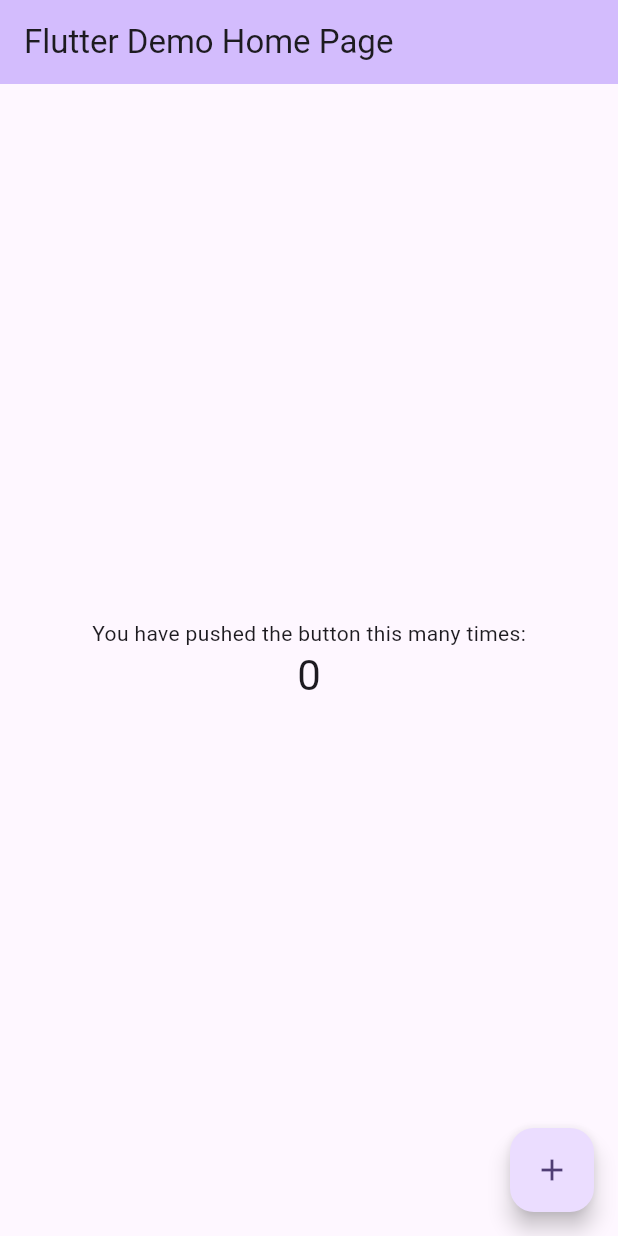
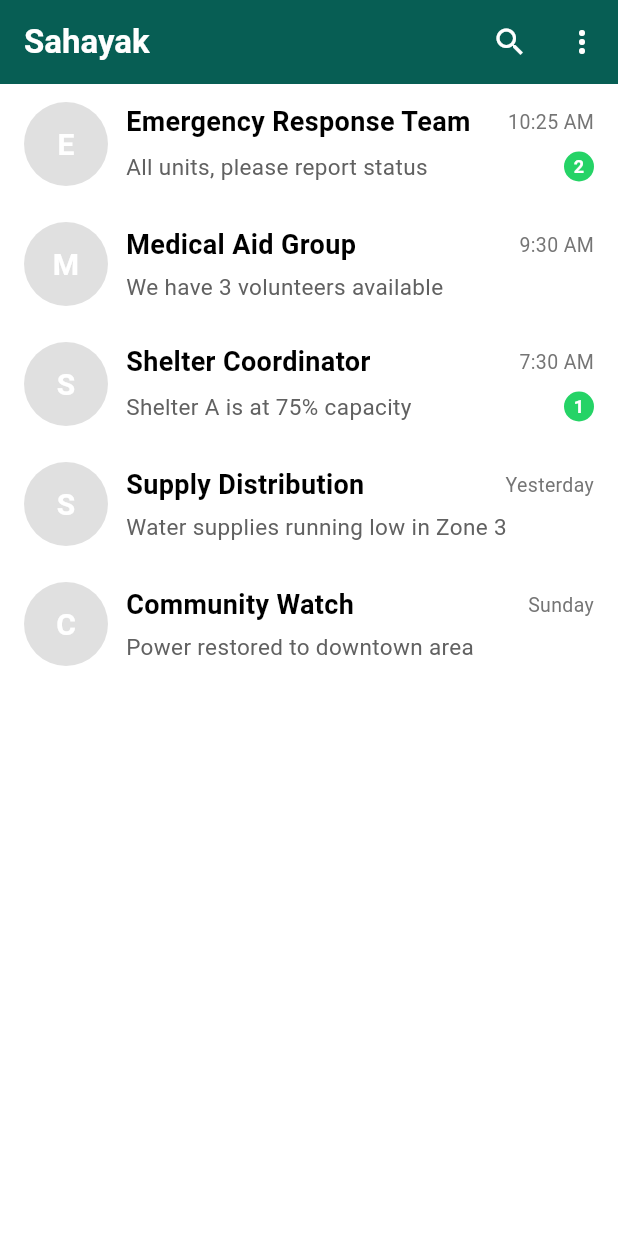
Before and after one commit to Vedantc-bit/Sahayak, a Flutter app: the screen it shows after launch, on a phone screen of 412 x 824 dp. Run offline on Flutter 3.47's test engine with Material 3 defaults, Android fonts, the phone set to English and light mode, and no system bars; our stand-ins replace flutter_riverpod, freezed_annotation, isar; accounts and stored records are empty.

Commit message:
created a basic ui model
Co-authored-by: ananyas-bit <me.ananya278@gmail.com>

```diff
--- /dev/null
+++ b/lib/features/chat/logic/chat_provider.dart
@@ -0,0 +1,71 @@
+import 'package:flutter_riverpod/flutter_riverpod.dart';
+
+class ChatSummary {
+  final String id;
+  final String name;
+  final String lastMessage;
+  final DateTime lastMessageTimestamp;
+  final int unreadCount;
+
+  ChatSummary({
+    required this.id,
+    required this.name,
+    required this.lastMessage,
+    required this.lastMessageTimestamp,
+    this.unreadCount = 0,
+  });
+}
+
+// Placeholder data for now - will replace with Isar later
+final List<ChatSummary> _placeholderChats = [
+  ChatSummary(
+    id: '1',
+    name: 'Emergency Response Team',
+    lastMessage: 'All units, please report status',
+    lastMessageTimestamp: DateTime.now().subtract(const Duration(minutes: 5)),
+    unreadCount: 2,
+  ),
+  ChatSummary(
+    id: '2',
+    name: 'Medical Aid Group',
+    lastMessage: 'We have 3 volunteers available',
+    lastMessageTimestamp: DateTime.now().subtract(const Duration(hours: 1)),
+    unreadCount: 0,
+  ),
+  ChatSummary(
+    id: '3',
+    name: 'Shelter Coordinator',
+    lastMessage: 'Shelter A is at 75% capacity',
+    lastMessageTimestamp: DateTime.now().subtract(const Duration(hours: 3)),
+    unreadCount: 1,
+  ),
+  ChatSummary(
+    id: '4',
+    name: 'Supply Distribution',
+    lastMessage: 'Water supplies running low in Zone 3',
+    lastMessageTimestamp: DateTime.now().subtract(const Duration(days: 1)),
+    unreadCount: 0,
+  ),
+  ChatSummary(
+    id: '5',
+    name: 'Community Watch',
+    lastMessage: 'Power restored to downtown area',
+    lastMessageTimestamp: DateTime.now().subtract(const Duration(days: 2)),
+    unreadCount: 0,
+  ),
+];
+
+final chatsListProvider = FutureProvider<List<ChatSummary>>((ref) async {
+  // Simulate network delay - will replace with actual Isar query later
+  await Future.delayed(const Duration(milliseconds: 500));
+  return _placeholderChats;
+});
+
+final chatByIdProvider = FutureProvider.family<ChatSummary?, String>((ref, chatId) async {
+  await Future.delayed(const Duration(milliseconds: 300));
+  try {
+    return _placeholderChats.firstWhere((chat) => chat.id == chatId);
+  } catch (e) {
+    return null;
+  }
+});
--- /dev/null
+++ b/lib/features/chat/ui/chat_home_screen.dart
@@ -0,0 +1,174 @@
+import 'package:flutter/material.dart';
+import 'package:flutter_riverpod/flutter_riverpod.dart';
+import 'package:intl/intl.dart';
+
+import '../logic/chat_provider.dart';
+import 'chat_thread_screen.dart';
+
+class ChatHomeScreen extends ConsumerWidget {
+  const ChatHomeScreen({super.key});
+
+  @override
+  Widget build(BuildContext context, WidgetRef ref) {
+    final chats = ref.watch(chatsListProvider);
+
+    return Scaffold(
+      backgroundColor: Colors.white,
+      appBar: AppBar(
+        backgroundColor: const Color(0xFF075E54),
+        title: const Text(
+          'Sahayak',
+          style: TextStyle(
+            color: Colors.white,
+            fontSize: 22,
+            fontWeight: FontWeight.w600,
+          ),
+        ),
+        actions: [
+          IconButton(
+            icon: const Icon(Icons.search, color: Colors.white),
+            onPressed: () {},
+          ),
+          IconButton(
+            icon: const Icon(Icons.more_vert, color: Colors.white),
+            onPressed: () {},
+          ),
+        ],
+        elevation: 0,
+      ),
+      body: chats.when(
+        data: (chatList) => ListView.builder(
+          itemCount: chatList.length,
+          itemBuilder: (context, index) {
+            final chat = chatList[index];
+            return _ChatTile(chat: chat);
+          },
+        ),
+        loading: () => const Center(child: CircularProgressIndicator()),
+        error: (err, stack) => Center(child: Text('Error: $err')),
+      ),
+    );
+  }
+}
+
+class _ChatTile extends StatelessWidget {
+  final ChatSummary chat;
+
+  const _ChatTile({required this.chat});
+
+  @override
+  Widget build(BuildContext context) {
+    return InkWell(
+      onTap: () {
+        Navigator.push(
+          context,
+          MaterialPageRoute(
+            builder: (_) => ChatThreadScreen(chatId: chat.id),
+          ),
+        );
+      },
+      child: Container(
+        padding: const EdgeInsets.symmetric(horizontal: 16, vertical: 12),
+        child: Row(
+          children: [
+            CircleAvatar(
+              radius: 28,
+              backgroundColor: Colors.grey[300],
+              child: Text(
+                chat.name[0].toUpperCase(),
+                style: const TextStyle(
+                  color: Colors.white,
+                  fontSize: 20,
+                  fontWeight: FontWeight.bold,
+                ),
+              ),
+            ),
+            const SizedBox(width: 12),
+            Expanded(
+              child: Column(
+                crossAxisAlignment: CrossAxisAlignment.start,
+                children: [
+                  Row(
+                    mainAxisAlignment: MainAxisAlignment.spaceBetween,
+                    children: [
+                      Text(
+                        chat.name,
+                        style: const TextStyle(
+                          fontSize: 18,
+                          fontWeight: FontWeight.w600,
+                          color: Colors.black,
+                        ),
+                      ),
+                      Text(
+                        _formatTime(chat.lastMessageTimestamp),
+                        style: TextStyle(
+                          fontSize: 13,
+                          color: Colors.grey[600],
+                        ),
+                      ),
+                    ],
+                  ),
+                  const SizedBox(height: 4),
+                  Row(
+                    mainAxisAlignment: MainAxisAlignment.spaceBetween,
+                    children: [
+                      Expanded(
+                        child: Text(
+                          chat.lastMessage,
+                          style: TextStyle(
+                            fontSize: 15,
+                            color: Colors.grey[700],
+                            overflow: TextOverflow.ellipsis,
+                          ),
+                          maxLines: 1,
+                        ),
+                      ),
+                      if (chat.unreadCount > 0)
+                        Container(
+                          padding: const EdgeInsets.all(4),
+                          margin: const EdgeInsets.only(left: 8),
+                          decoration: BoxDecoration(
+                            color: const Color(0xFF25D366),
+                            shape: BoxShape.circle,
+                          ),
+                          constraints: const BoxConstraints(
+                            minWidth: 20,
+                            minHeight: 20,
+                          ),
+                          child: Center(
+                            child: Text(
+                              chat.unreadCount.toString(),
+                              style: const TextStyle(
+                                color: Colors.white,
+                                fontSize: 12,
+                                fontWeight: FontWeight.bold,
+                              ),
+                            ),
+                          ),
+                        ),
+                    ],
+                  ),
+                ],
+              ),
+            ),
+          ],
+        ),
+      ),
+    );
+  }
+
+  String _formatTime(DateTime timestamp) {
+    final now = DateTime.now();
+    final diff = now.difference(timestamp);
+
+    if (diff.inDays == 0) {
+      return DateFormat('h:mm a').format(timestamp);
+    } else if (diff.inDays == 1) {
+      return 'Yesterday';
+    } else if (diff.inDays < 7) {
+      return DateFormat('EEEE').format(timestamp);
+    } else {
+      return DateFormat('MMM d').format(timestamp);
+    }
+  }
+}
--- a/lib/main.dart
+++ b/lib/main.dart
@@ -1,122 +1,24 @@
 import 'package:flutter/material.dart';
+import 'package:flutter_riverpod/flutter_riverpod.dart';
+import 'features/chat/ui/chat_home_screen.dart';
 
 void main() {
-  runApp(const MyApp());
+  runApp(const ProviderScope(child: MyApp()));
 }
 
 class MyApp extends StatelessWidget {
   const MyApp({super.key});
 
-  // This widget is the root of your application.
   @override
   Widget build(BuildContext context) {
     return MaterialApp(
-      title: 'Flutter Demo',
+      title: 'Sahayak',
       theme: ThemeData(
-        // This is the theme of your application.
-        //
-        // TRY THIS: Try running your application with "flutter run". You'll see
-        // the application has a purple toolbar. Then, without quitting the app,
-        // try changing the seedColor in the colorScheme below to Colors.green
-        // and then invoke "hot reload" (save your changes or press the "hot
-        // reload" button in a Flutter-supported IDE, or press "r" if you used
-        // the command line to start the app).
-        //
-        // Notice that the counter didn't reset back to zero; the application
-        // state is not lost during the reload. To reset the state, use hot
-        // restart instead.
-        //
-        // This works for code too, not just values: Most code changes can be
-        // tested with just a hot reload.
-        colorScheme: ColorScheme.fromSeed(seedColor: Colors.deepPurple),
+        primarySwatch: Colors.teal,
+        fontFamily: 'Roboto',
       ),
-      home: const MyHomePage(title: 'Flutter Demo Home Page'),
+      debugShowCheckedModeBanner: false,
+      home: const ChatHomeScreen(),
     );
   }
 }
-
-class MyHomePage extends StatefulWidget {
-  const MyHomePage({super.key, required this.title});
-
-  // This widget is the home page of your application. It is stateful, meaning
-  // that it has a State object (defined below) that contains fields that affect
-  // how it looks.
-
-  // This class is the configuration for the state. It holds the values (in this
-  // case the title) provided by the parent (in this case the App widget) and
-  // used by the build method of the State. Fields in a Widget subclass are
-  // always marked "final".
-
-  final String title;
-
-  @override
-  State<MyHomePage> createState() => _MyHomePageState();
-}
-
-class _MyHomePageState extends State<MyHomePage> {
-  int _counter = 0;
-
-  void _incrementCounter() {
-    setState(() {
-      // This call to setState tells the Flutter framework that something has
-      // changed in this State, which causes it to rerun the build method below
-      // so that the display can reflect the updated values. If we changed
-      // _counter without calling setState(), then the build method would not be
-      // called again, and so nothing would appear to happen.
-      _counter++;
-    });
-  }
-
-  @override
-  Widget build(BuildContext context) {
-    // This method is rerun every time setState is called, for instance as done
-    // by the _incrementCounter method above.
-    //
-    // The Flutter framework has been optimized to make rerunning build methods
-    // fast, so that you can just rebuild anything that needs updating rather
-    // than having to individually change instances of widgets.
-    return Scaffold(
-      appBar: AppBar(
-        // TRY THIS: Try changing the color here to a specific color (to
-        // Colors.amber, perhaps?) and trigger a hot reload to see the AppBar
-        // change color while the other colors stay the same.
-        backgroundColor: Theme.of(context).colorScheme.inversePrimary,
-        // Here we take the value from the MyHomePage object that was created by
-        // the App.build method, and use it to set our appbar title.
-        title: Text(widget.title),
-      ),
-      body: Center(
-        // Center is a layout widget. It takes a single child and positions it
-        // in the middle of the parent.
-        child: Column(
-          // Column is also a layout widget. It takes a list of children and
-          // arranges them vertically. By default, it sizes itself to fit its
-          // children horizontally, and tries to be as tall as its parent.
-          //
-          // Column has various properties to control how it sizes itself and
-          // how it positions its children. Here we use mainAxisAlignment to
-          // center the children vertically; the main axis here is the vertical
-          // axis because Columns are vertical (the cross axis would be
-          // horizontal).
-          //
-          // TRY THIS: Invoke "debug painting" (choose the "Toggle Debug Paint"
-          // action in the IDE, or press "p" in the console), to see the
-          // wireframe for each widget.
-          mainAxisAlignment: MainAxisAlignment.center,
-          children: [
-            const Text('You have pushed the button this many times:'),
-            Text(
-              '$_counter',
-              style: Theme.of(context).textTheme.headlineMedium,
-            ),
-          ],
-        ),
-      ),
-      floatingActionButton: FloatingActionButton(
-        onPressed: _incrementCounter,
-        tooltip: 'Increment',
-        child: const Icon(Icons.add),
-      ),
-    );
-  }
-}
```
Also changed, not shown: lib/features/chat/ui/chat_thread_screen.dart (added, +295 -0 lines).
